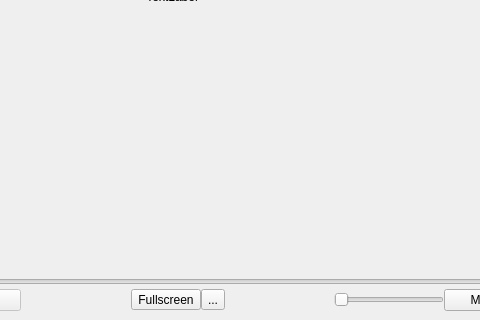
vkohaupt/vokoscreenNG, file src/player/player.ui: the form before one commit; both pictures show x 228 to 708 and y 280 to 600 of the 800 by 600 pixel window.
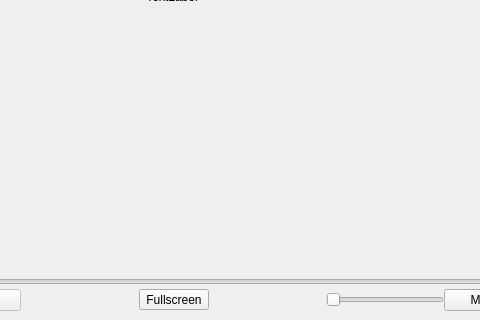
The form after the commit.

Commit message: now we can move menuebar in player

Patch:
```diff
--- a/src/player/player.ui
+++ b/src/player/player.ui
@@ -194,13 +194,6 @@
              </property>
             </widget>
            </item>
-           <item>
-            <widget class="QToolButton" name="toolButtonMove">
-             <property name="text">
-              <string>...</string>
-             </property>
-            </widget>
-           </item>
            <item>
             <spacer name="horizontalSpacer">
              <property name="orientation">
```
The commit also changes 4 other files.
